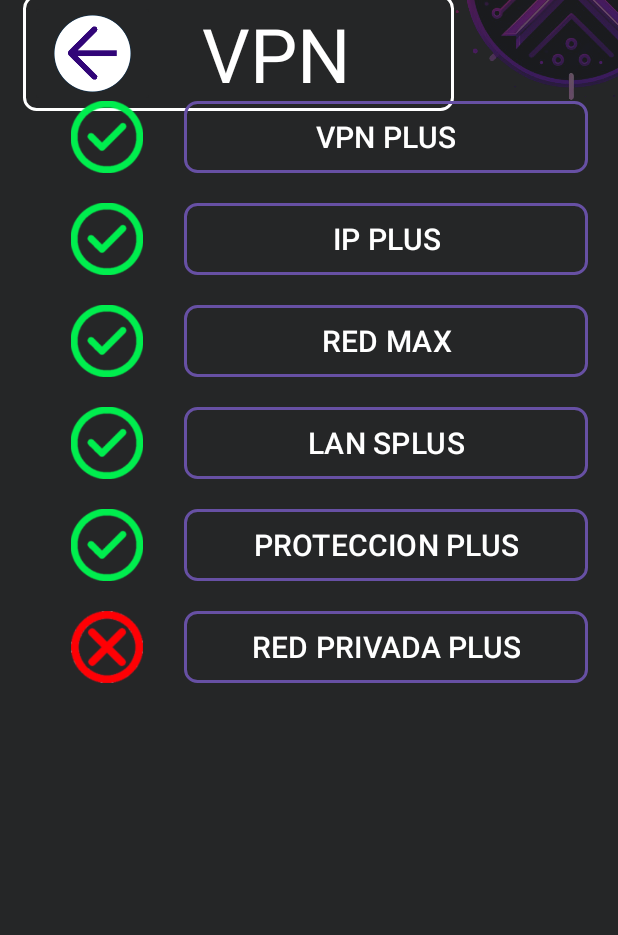
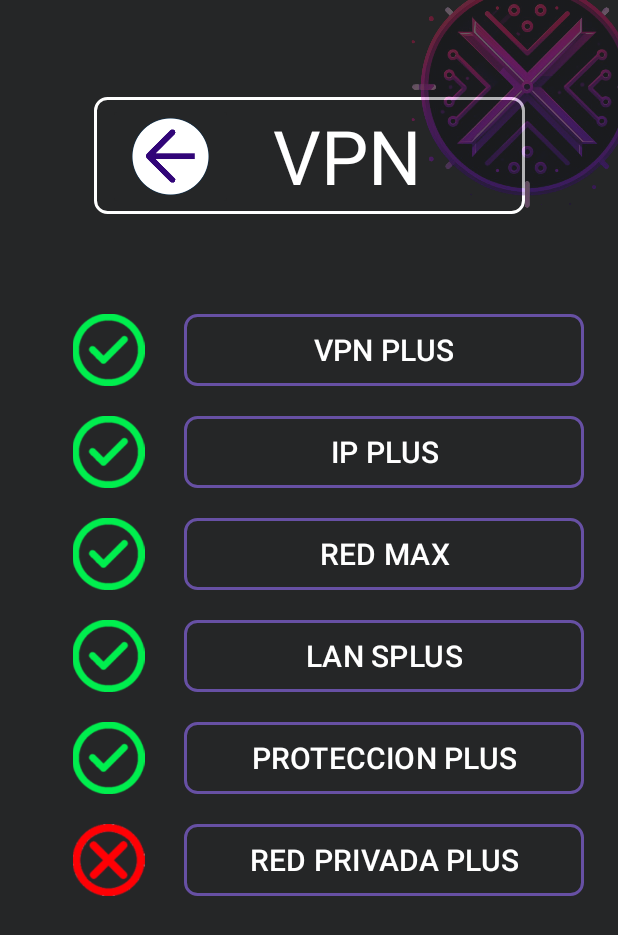
Before and after one commit to lcontvir/Eney-X, an Android app: the layout activity_componente_unico.xml on its own in the app's theme, with its tools: preview values and no code run, on a phone screen of 412 x 824 dp. Shown: the top 935 px of the screen. Run offline under Robolectric (Android 15) with nearby library versions, the phone set to English and light mode, and no system bars.

Commit message:
fix: solucionado ya me arranca la aplicacion

```diff
--- a/app/src/main/AndroidManifest.xml
+++ b/app/src/main/AndroidManifest.xml
@@ -12,11 +12,9 @@
         android:supportsRtl="true"
         android:theme="@style/Theme.EneyX"
         tools:targetApi="31">
+
         <activity
             android:name=".activity_componente_unico"
-            android:exported="false" />
-        <activity
-            android:name=".activity_componente_main"
             android:exported="true">
             <intent-filter>
                 <action android:name="android.intent.action.MAIN" />
--- a/app/src/main/java/es/eney_x/eney_x/MainActivity.java
+++ b/app/src/main/java/es/eney_x/eney_x/MainActivity.java
@@ -9,6 +9,6 @@ public class MainActivity extends AppCompatActivity {
     @Override
     protected void onCreate(Bundle savedInstanceState) {
         super.onCreate(savedInstanceState);
-        setContentView(R.layout.activity_componente_main);
+        setContentView(R.layout.activity_componente_unico);
     }
 }
--- a/app/src/main/res/layout/activity_componente_unico.xml
+++ b/app/src/main/res/layout/activity_componente_unico.xml
@@ -19,17 +19,16 @@
         android:textSize="50sp"
         app:layout_constraintBottom_toTopOf="@+id/linearLayout3"
         app:layout_constraintEnd_toEndOf="parent"
-        app:layout_constraintHorizontal_bias="0.123"
         app:layout_constraintStart_toStartOf="parent"
         app:layout_constraintTop_toTopOf="parent"
-        app:layout_constraintVertical_bias="0.431" />
+        app:layout_constraintVertical_bias="0.494" />
 
     <ImageView
         android:id="@+id/logo"
         android:layout_width="231dp"
         android:layout_height="230dp"
-        android:layout_marginStart="265dp"
-        android:layout_marginBottom="724dp"
+        android:layout_marginStart="236dp"
+        android:layout_marginBottom="652dp"
         android:alpha="0.3"
         app:layout_constraintBottom_toBottomOf="parent"
         app:layout_constraintStart_toStartOf="parent"
@@ -37,8 +36,8 @@
 
     <LinearLayout
         android:id="@+id/linearLayout3"
-        android:layout_width="match_parent"
-        android:layout_height="731dp"
+        android:layout_width="367dp"
+        android:layout_height="574dp"
         android:layout_margin="20dp"
         android:orientation="vertical"
         app:layout_constraintBottom_toBottomOf="parent"
@@ -208,7 +207,7 @@
         android:backgroundTint="@color/background"
         android:scaleType="fitCenter"
         app:layout_constraintEnd_toEndOf="parent"
-        app:layout_constraintHorizontal_bias="0.06"
+        app:layout_constraintHorizontal_bias="0.219"
         app:layout_constraintStart_toStartOf="parent"
         app:layout_constraintTop_toTopOf="@+id/textView4"
         app:srcCompat="@drawable/flechamoradablancarellenaizquierda" />
--- /dev/null
+++ b/app/src/main/res/layout/activity_main.xml
@@ -0,0 +1,6 @@
+<?xml version="1.0" encoding="utf-8"?>
+<androidx.constraintlayout.widget.ConstraintLayout xmlns:android="http://schemas.android.com/apk/res/android"
+    android:layout_width="match_parent"
+    android:layout_height="match_parent">
+
+</androidx.constraintlayout.widget.ConstraintLayout>
```
